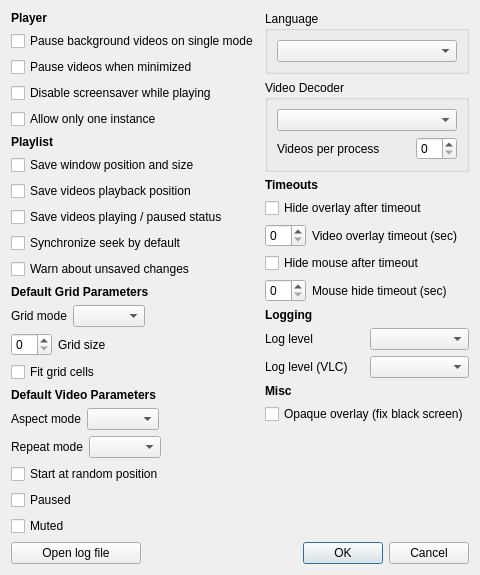
Qt form resources/ui/settings_dialog.ui (vzhd1701/gridplayer) before a commit.
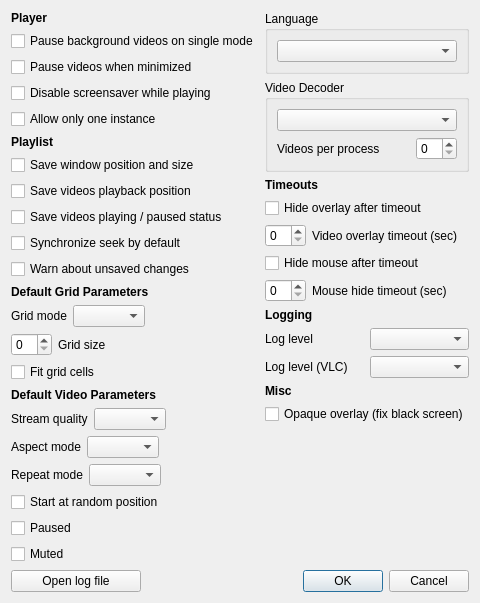
The same form after that commit.

Diff of the .ui file:
```diff
--- a/resources/ui/settings_dialog.ui
+++ b/resources/ui/settings_dialog.ui
@@ -7,7 +7,7 @@
     <x>0</x>
     <y>0</y>
     <width>442</width>
-    <height>541</height>
+    <height>565</height>
    </rect>
   </property>
   <property name="windowTitle">
@@ -211,6 +211,33 @@
            </property>
           </widget>
          </item>
+         <item>
+          <layout class="QHBoxLayout" name="lay_stream_quality">
+           <item>
+            <widget class="QLabel" name="streamQualityLabel">
+             <property name="text">
+              <string>Stream quality</string>
+             </property>
+            </widget>
+           </item>
+           <item>
+            <widget class="QComboBox" name="streamQuality"/>
+           </item>
+           <item>
+            <spacer name="horizontalSpacer_5">
+             <property name="orientation">
+              <enum>Qt::Horizontal</enum>
+             </property>
+             <property name="sizeHint" stdset="0">
+              <size>
+               <width>40</width>
+               <height>20</height>
+              </size>
+             </property>
+            </spacer>
+           </item>
+          </layout>
+         </item>
          <item>
           <layout class="QHBoxLayout" name="lay_aspect">
            <item>
```
